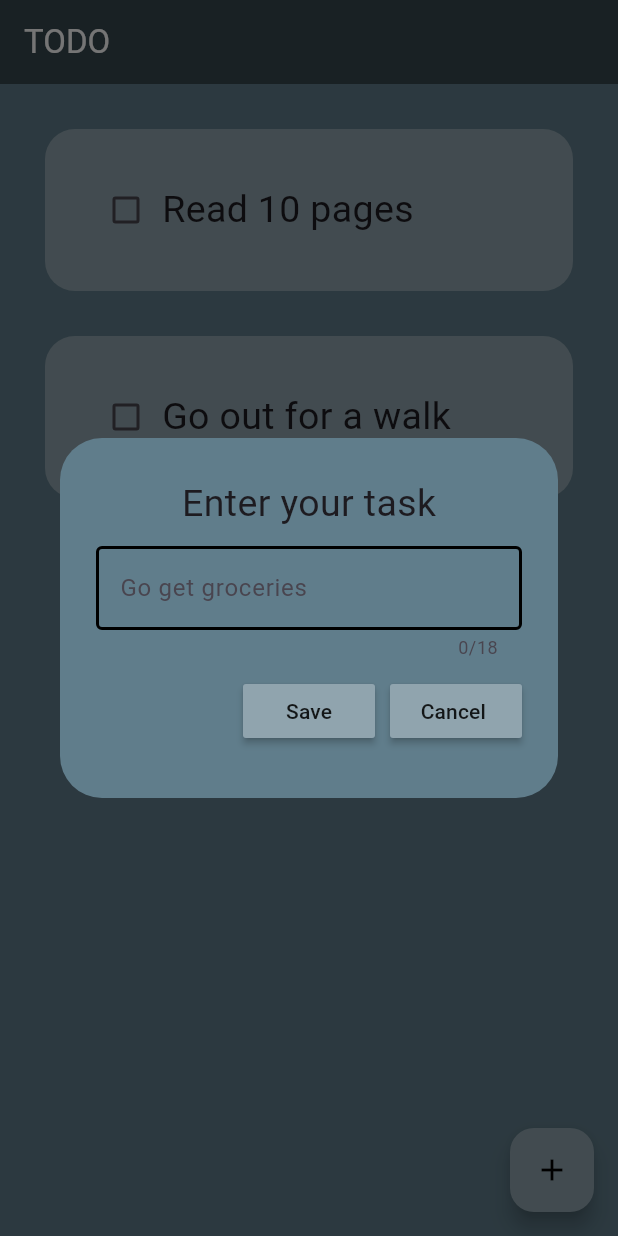
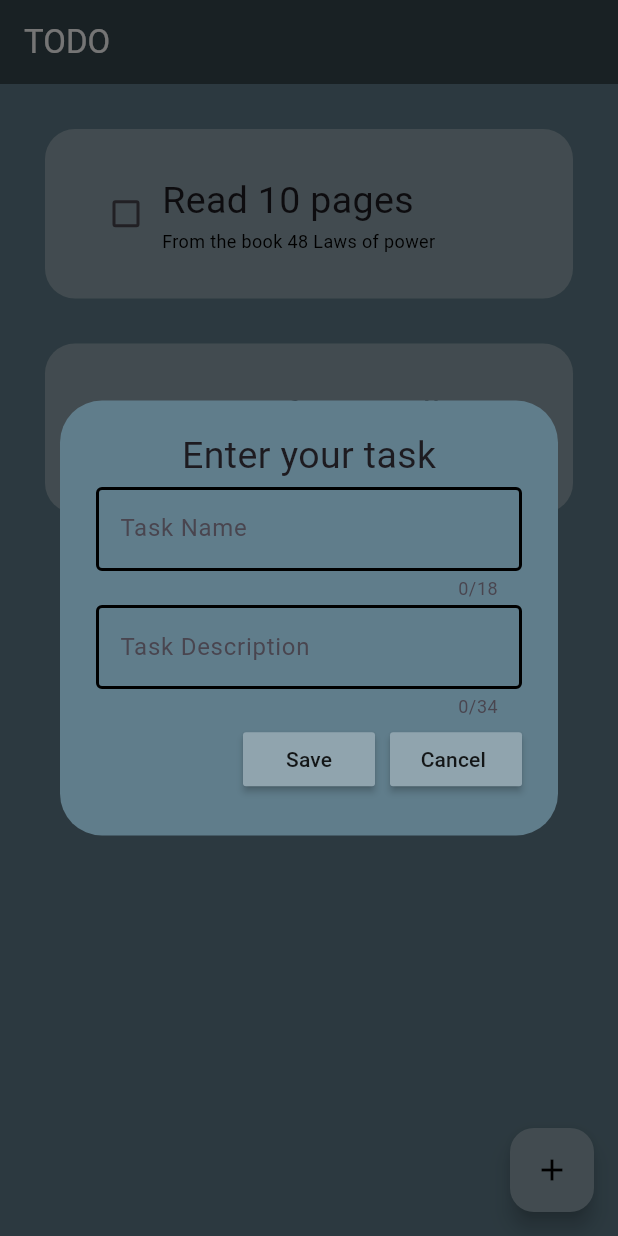
Before and after one commit to danizdes/SimpleTodoApp, a Flutter app: the screen it shows after launch, after a tap on the "add" icon, on a phone screen of 412 x 824 dp. Run offline on Flutter 3.47's test engine with Material 3 defaults, Android fonts, the phone set to English and light mode, and no system bars; drawn by our look-alikes of flutter_slidable; our stand-ins replace hive_flutter; accounts and stored records are empty.

Commit message:
Added Descriptions
Added the ability to have a description for each task

```diff
--- a/lib/data/database.dart
+++ b/lib/data/database.dart
@@ -4,14 +4,14 @@ class TodoDatabase {
 
   List todos = [];
 
-   // Reference the box
-  final _todos = Hive.box ("todos");
+  // Reference the box
+  final _todos = Hive.box("todos");
 
   // Run this method if first time opening this app
   void createInitData() {
     todos = [
-      ["Read 10 pages", false],
-      ["Go out for a walk", false],
+      ["Read 10 pages", "From the book 48 Laws of power", false],
+      ["Go out for a walk", "Only go for 10 minutes!", false],
     ];
   }
 
--- a/lib/pages/home_page.dart
+++ b/lib/pages/home_page.dart
@@ -19,6 +19,9 @@ class _HomePageState extends State<HomePage> {
   // Text controller
   final _controller = TextEditingController();
 
+  // Text controller
+  final _controller_desc = TextEditingController();
+
   // When the app runs
   @override
   void initState() {
@@ -26,9 +29,9 @@ class _HomePageState extends State<HomePage> {
     // If this is the first time ever opening the app, then create default data
     if (_todos.get("TODOLIST") == null) {
       db.createInitData();
+      db.updateData();
     }else {
       // Not the first time the data exists
-
       db.loadData();
     }
     super.initState();
@@ -38,9 +41,11 @@ class _HomePageState extends State<HomePage> {
   // Function that saved new task
   void saveNewTask() {
     setState(() {
-      db.todos.add([_controller.text, false]);
+      db.todos.add([_controller.text, _controller_desc.text, false]);
       _controller.clear();
+      _controller_desc.clear();
     });
+
     Navigator.of(context).pop();
     db.updateData();
   }
@@ -48,7 +53,7 @@ class _HomePageState extends State<HomePage> {
   // Function changing the checkbox
   void changeCheckBox(bool? value, int index) {
     setState(() {
-    db.todos[index][1] = !db.todos[index][1];
+    db.todos[index][2] = !db.todos[index][2];
     });
     db.updateData();
   }
@@ -60,6 +65,7 @@ class _HomePageState extends State<HomePage> {
       builder: (context) {
         return DialogeBox(
           controller: _controller,
+          controller_desc: _controller_desc,
           onCancel: () => Navigator.of(context).pop(),
           onSaved: saveNewTask,
           );
@@ -96,7 +102,8 @@ class _HomePageState extends State<HomePage> {
         itemBuilder:(context, index) {
           return ToDoTile(
             taskName: db.todos[index][0],
-            checked: db.todos[index][1],
+            taskDesc: db.todos[index][1],
+            checked:  db.todos[index][2],
             onChanged: (value) => changeCheckBox(value, index),
             deleteFunction: (context) => deleteTask(index),
             );
--- a/lib/util/dialoge_box.dart
+++ b/lib/util/dialoge_box.dart
@@ -3,17 +3,18 @@ import "package:Simple_Todo_App/util/my_button.dart";
 
 class DialogeBox extends StatelessWidget {
   final controller;
+  final controller_desc;
   final VoidCallback onSaved;
   final VoidCallback onCancel;
 
-  DialogeBox({super.key, required this.controller, required this.onCancel, required this.onSaved});
+  DialogeBox({super.key, required this.controller, required this.onCancel, required this.onSaved, required this.controller_desc});
 
   @override
   Widget build(BuildContext context) {
     return AlertDialog(
       backgroundColor: Colors.blueGrey,
       content: Container(
-        height: 200,
+        height: 250,
         width: 300,
         child: Column(
           mainAxisAlignment: MainAxisAlignment.spaceEvenly,
@@ -26,13 +27,29 @@ class DialogeBox extends StatelessWidget {
               ),
             ),
 
-            // Get User Input
+            // Get User Input (task)
             TextField(
               maxLength: 18,
               controller: controller,
               cursorColor: Colors.black,
               decoration: InputDecoration(
-                hintText: "Go get groceries",
+                hintText: "Task Name",
+                enabledBorder: OutlineInputBorder(
+                  borderSide: BorderSide(color: Colors.black, width: 2.0), // Unfocused border
+                ),
+                focusedBorder: OutlineInputBorder(
+                  borderSide: BorderSide(color: Colors.black, width: 2.0), // Focused border
+                ),
+              ),
+            ),
+
+            // Get User Input (Description)
+            TextField(
+              maxLength: 34,
+              controller: controller_desc,
+              cursorColor: Colors.black,
+              decoration: InputDecoration(
+                hintText: "Task Description",
                 enabledBorder: OutlineInputBorder(
                   borderSide: BorderSide(color: Colors.black, width: 2.0), // Unfocused border
                 ),
--- a/lib/util/todo_tile.dart
+++ b/lib/util/todo_tile.dart
@@ -6,6 +6,7 @@ import "package:flutter_slidable/flutter_slidable.dart";
 class ToDoTile extends StatelessWidget {
 
   final String taskName;
+  final String taskDesc;
   final bool checked;
   Function(bool?)? onChanged;
   Function(BuildContext)? deleteFunction;
@@ -16,7 +17,8 @@ class ToDoTile extends StatelessWidget {
     required this.taskName,
     required this.checked,
     required this.onChanged,
-    required this.deleteFunction
+    required this.deleteFunction,
+    required this.taskDesc,
   });
 
 
@@ -46,11 +48,21 @@ class ToDoTile extends StatelessWidget {
               // CheckBox
               Checkbox(value: checked, onChanged: onChanged, activeColor:  Colors.black,),
 
-              // Name of Task
-              Text(taskName , style: TextStyle(
-                fontSize: 25,
-                decoration: checked ? TextDecoration.lineThrough : TextDecoration.none,
-              )),
+              Column(
+              crossAxisAlignment: CrossAxisAlignment.start,
+                children: [
+                  // Name of Task
+                  Text(taskName , style: TextStyle(
+                  fontSize: 25,
+                  decoration: checked ? TextDecoration.lineThrough : TextDecoration.none,)),
+
+                  // Description of Task
+                  Text(taskDesc, style: TextStyle(
+                    fontSize: 12,
+                    color: checked ? Colors.black.withValues(alpha: 0.5) : Colors.black.withValues()
+                  ),),
+                ],
+              )
             ]
           ),
         ),
```
